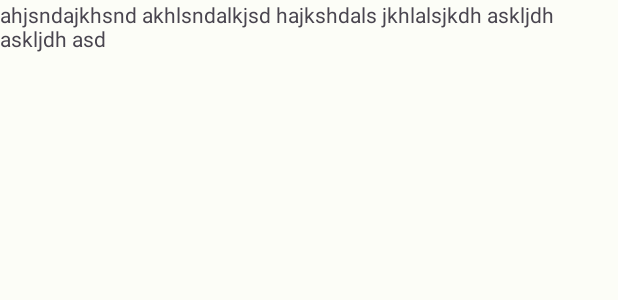
After one commit to SlayterTv/FireGym, an Android app: the layout fragment_home_entrenamiento_inicio.xml on its own in the app's theme, with its tools: preview values and no code run, on a phone screen of 412 x 824 dp. The commit adds this screen. Shown: the top 300 px of the screen. Run offline under Robolectric (Android 15) with nearby library versions, the phone set to English and light mode, and no system bars.

Commit message:
los entrenamientos los paso a la apgina nueva HomeEntrenamientoInicioFragment

```diff
--- a/app/src/main/AndroidManifest.xml
+++ b/app/src/main/AndroidManifest.xml
@@ -12,6 +12,9 @@
         android:supportsRtl="true"
         android:theme="@style/Theme.FireGym"
         tools:targetApi="31">
+        <activity
+            android:name=".ui.view.home.TotalHomeActivity"
+            android:exported="false" />
         <activity
             android:name=".ui.view.ownworkout.QuestionMyWorkoutActivity"
             android:exported="false" />
--- a/app/src/main/res/layout/fragment_home.xml
+++ b/app/src/main/res/layout/fragment_home.xml
@@ -10,6 +10,9 @@
         android:layout_width="match_parent"
         android:layout_height="wrap_content"
         android:orientation="vertical">
+        <Space
+            android:layout_width="match_parent"
+            android:layout_height="40dp"/>
         <TextView
             android:layout_width="match_parent"
             android:layout_height="wrap_content"
--- /dev/null
+++ b/app/src/main/res/layout/fragment_home_entrenamiento_inicio.xml
@@ -0,0 +1,14 @@
+<?xml version="1.0" encoding="utf-8"?>
+<FrameLayout xmlns:android="http://schemas.android.com/apk/res/android"
+    xmlns:tools="http://schemas.android.com/tools"
+    android:layout_width="match_parent"
+    android:layout_height="match_parent"
+    tools:context=".ui.view.home.entrena.HomeEntrenamientoInicioFragment">
+
+    <!-- TODO: Update blank fragment layout -->
+    <TextView
+        android:layout_width="match_parent"
+        android:layout_height="match_parent"
+        android:text="ahjsndajkhsnd akhlsndalkjsd hajkshdals jkhlalsjkdh askljdh askljdh asd" />
+
+</FrameLayout>
```
Also changed, not shown: app/src/main/java/com/slaytertv/firegym/ui/view/home/HomeFragment.kt (+16 -6 lines), app/src/main/java/com/slaytertv/firegym/ui/view/home/TotalHomeActivity.kt (added, +30 -0 lines), app/src/main/java/com/slaytertv/firegym/ui/view/home/entrena/HomeEntrenamientoInicioFragment.kt (added, +36 -0 lines), app/src/main/res/layout/activity_total_home.xml (added, +20 -0 lines), app/src/main/res/navigation/app_navigationhome.xml (added, +13 -0 lines).
